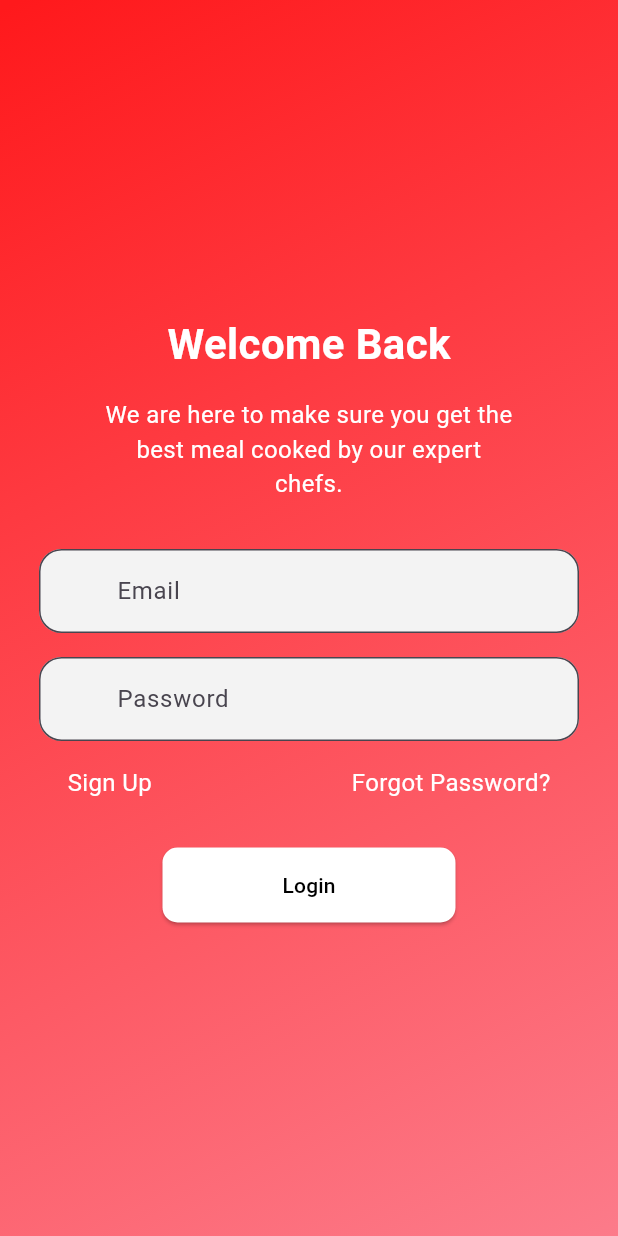
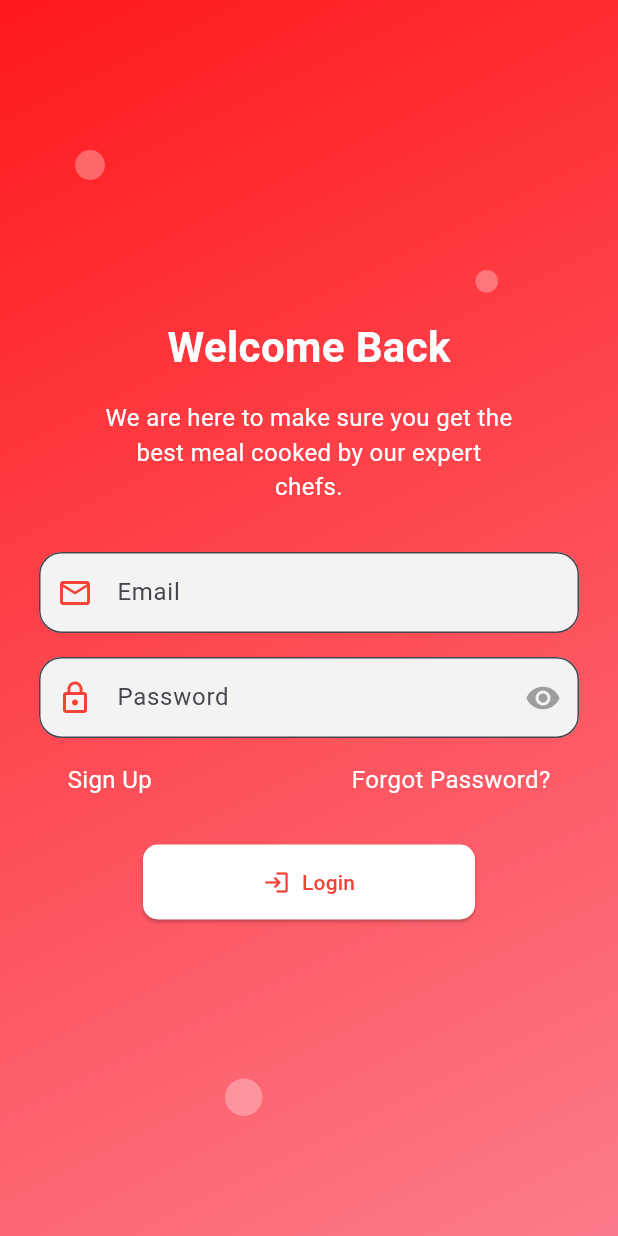
Before and after one commit to longmaker2/mobile-app_group12, a Flutter app: the screen it shows after launch, on a phone screen of 412 x 824 dp. Run offline on Flutter 3.47's test engine with Material 3 defaults, Android fonts, the phone set to English and light mode, and no system bars.

Commit message:
made some more decorations on the login page

```diff
--- a/flavour_fiesta/lib/screens/auth_screens/login_screen.dart
+++ b/flavour_fiesta/lib/screens/auth_screens/login_screen.dart
@@ -6,11 +6,12 @@ class LoginPage extends StatelessWidget {
     return Scaffold(
       extendBodyBehindAppBar: true,
       appBar: AppBar(
-        // title: Text('Login'),
         elevation: 0,
         backgroundColor: Colors.transparent,
       ),
-      body: Container(
+      body: Stack(
+        children: [
+          Container(
             decoration: BoxDecoration(
               gradient: LinearGradient(
                 begin: Alignment.topLeft,
@@ -22,7 +23,23 @@ class LoginPage extends StatelessWidget {
                 stops: [0.0065, 1.0718],
               ),
             ),
-        child: Column(
+          ),
+          Positioned(
+            left: 50,
+            top: 100,
+            child: Ellipse(size: 20),
+          ),
+          Positioned(
+            right: 80,
+            top: 180,
+            child: Ellipse(size: 15),
+          ),
+          Positioned(
+            left: 150,
+            bottom: 80,
+            child: Ellipse(size: 25),
+          ),
+          Column(
             mainAxisAlignment: MainAxisAlignment.center,
             children: [
               Text(
@@ -53,6 +70,8 @@ class LoginPage extends StatelessWidget {
                     hintText: 'Email',
                     filled: true,
                     fillColor: Color(0xFFF3F3F3),
+                    contentPadding:
+                        EdgeInsets.symmetric(vertical: 15, horizontal: 50),
                     border: OutlineInputBorder(
                       borderRadius: BorderRadius.circular(15.0),
                     ),
@@ -64,7 +83,7 @@ class LoginPage extends StatelessWidget {
                     ),
                     prefixIcon: Icon(
                       Icons.mail_outline,
-                    color: Colors.transparent,
+                      color: Colors.red,
                     ),
                   ),
                 ),
@@ -78,6 +97,8 @@ class LoginPage extends StatelessWidget {
                     hintText: 'Password',
                     filled: true,
                     fillColor: Color(0xFFF3F3F3),
+                    contentPadding:
+                        EdgeInsets.symmetric(vertical: 15, horizontal: 50),
                     border: OutlineInputBorder(
                       borderRadius: BorderRadius.circular(15.0),
                     ),
@@ -89,7 +110,11 @@ class LoginPage extends StatelessWidget {
                     ),
                     prefixIcon: Icon(
                       Icons.lock_outline,
-                    color: Colors.transparent,
+                      color: Colors.red,
+                    ),
+                    suffixIcon: Icon(
+                      Icons.visibility,
+                      color: Colors.grey,
                     ),
                   ),
                 ),
@@ -132,17 +157,46 @@ class LoginPage extends StatelessWidget {
                 onPressed: () {},
                 style: ElevatedButton.styleFrom(
                   primary: Colors.white,
-                onPrimary: Colors.black,
+                  onPrimary: Colors.red,
                   padding: EdgeInsets.symmetric(horizontal: 80, vertical: 15),
                   shape: RoundedRectangleBorder(
                     borderRadius: BorderRadius.circular(10),
                   ),
                 ),
-              child: Text('Login'),
+                child: Row(
+                  mainAxisSize: MainAxisSize.min,
+                  children: [
+                    Icon(
+                      Icons.login,
+                      color: Colors.red,
+                    ),
+                    SizedBox(width: 8),
+                    Text('Login'),
+                  ],
+                ),
               ),
             ],
           ),
+        ],
       ),
     );
   }
 }
+
+class Ellipse extends StatelessWidget {
+  final double size;
+
+  Ellipse({required this.size});
+
+  @override
+  Widget build(BuildContext context) {
+    return Container(
+      width: size,
+      height: size,
+      decoration: BoxDecoration(
+        shape: BoxShape.circle,
+        color: Colors.white.withOpacity(0.3),
+      ),
+    );
+  }
+}
```
Lines whose indentation alone changed are shown as unchanged.
